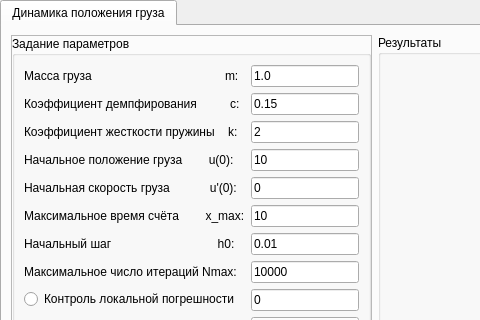
Qt form Задача 11 вариант 4/Work/NumMethLab1/app/mainwindow.ui (Rethinking-1/NumMethLab) before a commit; both pictures show x 0 to 480 and y 0 to 320 of the 1469 by 667 pixel window.
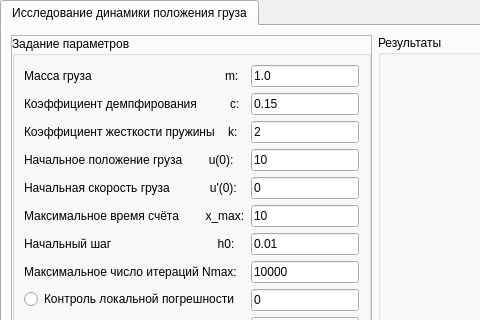
The same form after that commit. Custom widgets are drawn as their Qt base class.

The edit to the form file:
```diff
--- a/Задача 11 вариант 4/Work/NumMethLab1/app/mainwindow.ui
+++ b/Задача 11 вариант 4/Work/NumMethLab1/app/mainwindow.ui
@@ -37,7 +37,7 @@
       </property>
       <widget class="QWidget" name="tab">
        <attribute name="title">
-        <string>Динамика положения груза</string>
+        <string>Исследование динамики положения груза</string>
        </attribute>
        <layout class="QHBoxLayout" name="horizontalLayout_4">
         <item>
```
